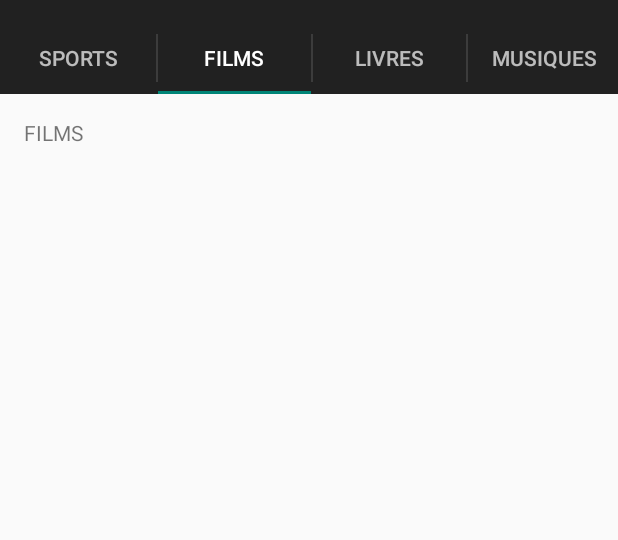
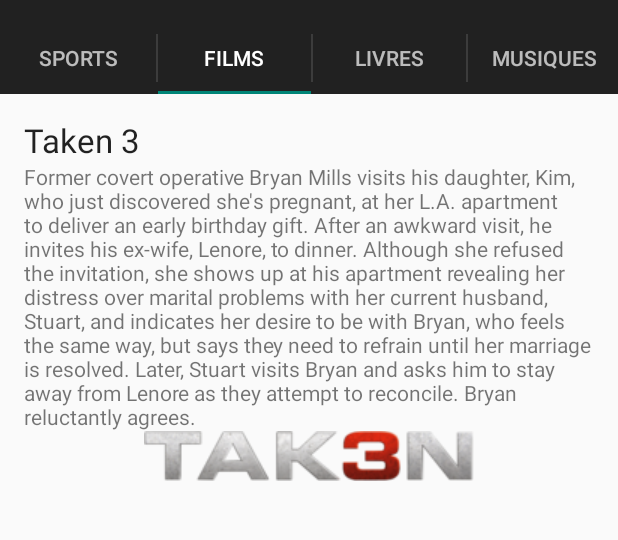
Before and after one commit to KevinBacas/TP1-Dev-Mob, an Android app: the screen it shows after launch (MainActivity), tab 2 chosen, on a phone screen of 412 x 824 dp, the part 62-602 px from its top. Run offline under Robolectric (Android 15) with nearby library versions, the phone set to English and light mode, and no system bars.

Commit message:
Ajout d'un titre + text + image

```diff
--- a/app/src/main/res/layout/fragment_films.xml
+++ b/app/src/main/res/layout/fragment_films.xml
@@ -6,8 +6,28 @@
     android:paddingBottom="@dimen/activity_vertical_margin"
     tools:context=".MainActivity$PlaceholderFragment">
 
+    <TextView
+        android:layout_width="wrap_content"
+        android:layout_height="wrap_content"
+        android:textAppearance="?android:attr/textAppearanceLarge"
+        android:text="Taken 3"
+        android:id="@+id/textView"
+        android:layout_alignParentTop="true"
+        android:layout_alignParentStart="true" />
+
     <TextView android:id="@+id/section_label" android:layout_width="wrap_content"
         android:layout_height="wrap_content"
-        android:text="@string/films_info" />
+        android:text="@string/films_info"
+        android:layout_below="@+id/textView"
+        android:layout_alignParentStart="true" />
+
+    <ImageView
+        android:layout_width="wrap_content"
+        android:layout_height="wrap_content"
+        android:id="@+id/imageView"
+        android:layout_below="@+id/section_label"
+        android:layout_centerHorizontal="true"
+        android:src="@drawable/taken3" />
+
 
 </RelativeLayout>
--- a/app/src/main/res/values/strings.xml
+++ b/app/src/main/res/values/strings.xml
@@ -9,7 +9,9 @@
     <string name="sports_info">
         Tenants du titre, les Irlandais restent plus que jamais candidats à leur propre succession dans le Tournoi des 6 Nations après leur victoire (19-9) ce dimanche, à Dublin, face à l’Angleterre, privée du même coup de Grand Chelem. Le XV du Trèfle égale au passage son record de 10 succès consécutifs, mais pourrait avoir perdu sur blessure Jonathan Sexton encore décisif.
     </string>
-    <string name="films_info">FILMS</string>
+    <string name="films_info">
+        Former covert operative Bryan Mills visits his daughter, Kim, who just discovered she\'s pregnant, at her L.A. apartment to deliver an early birthday gift. After an awkward visit, he invites his ex-wife, Lenore, to dinner. Although she refused the invitation, she shows up at his apartment revealing her distress over marital problems with her current husband, Stuart, and indicates her desire to be with Bryan, who feels the same way, but says they need to refrain until her marriage is resolved. Later, Stuart visits Bryan and asks him to stay away from Lenore as they attempt to reconcile. Bryan reluctantly agrees.
+    </string>
     <string name="livres_info">LIVRES</string>
     <string name="musiques_info">MUSIQUES</string>
 
```
Also changed, not shown: app/src/main/res/drawable/taken3.png (renamed from app/src/main/res/drawable/Taken-3.png).
